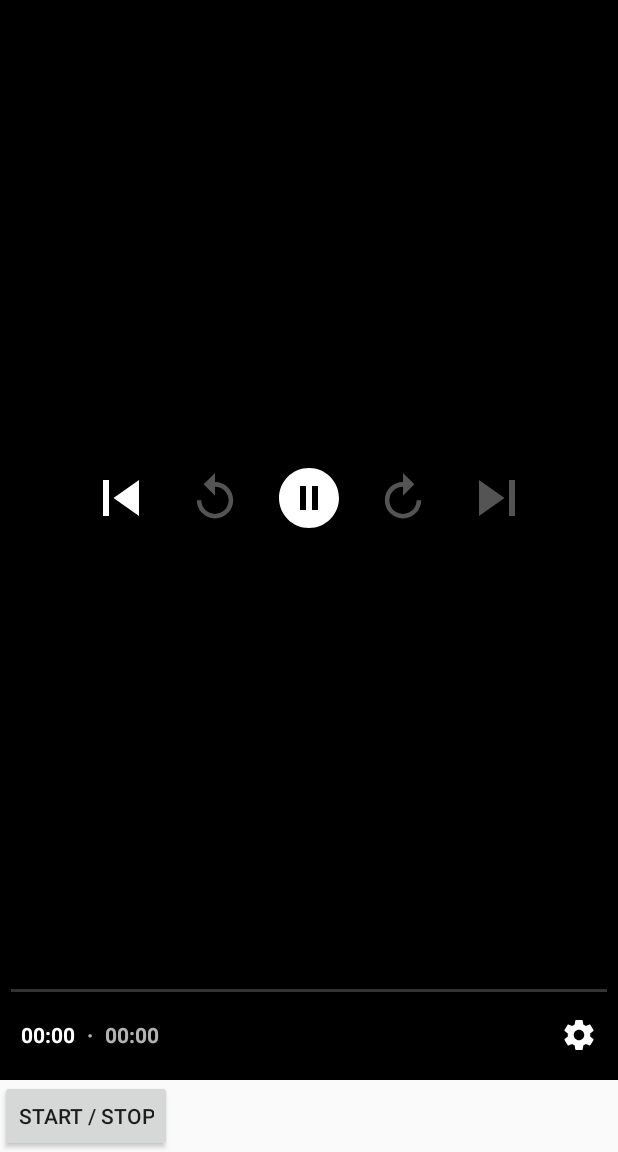
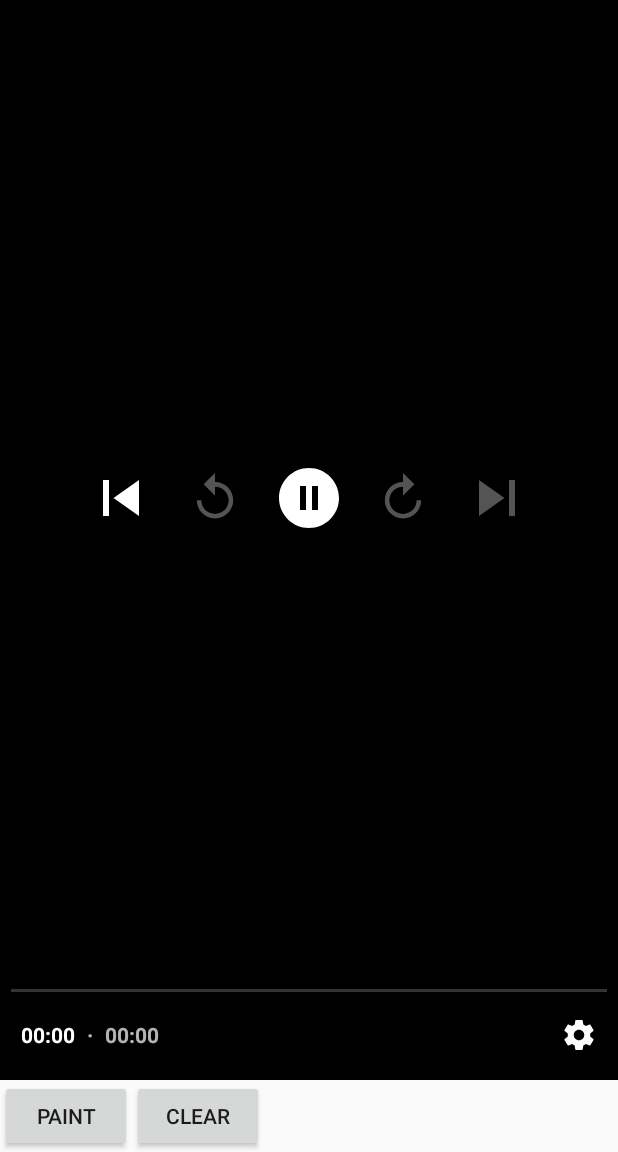
Before and after one commit to EmedStoreIT/DemoWebViewForPG, an Android app: the SignatureActivity2 screen opened directly, with no data from a screen before it, on a phone screen of 412 x 824 dp, the part 84-1236 px from its top. Run offline under Robolectric (Android 15) with nearby library versions, the phone set to English and light mode, and no system bars; our stand-ins replace data binding.

Commit message:
clear function added.

```diff
--- a/app/src/main/java/com/rum/myapplication/SignatureActivity2.kt
+++ b/app/src/main/java/com/rum/myapplication/SignatureActivity2.kt
@@ -22,6 +22,7 @@ class SignatureActivity2 : AppCompatActivity() {
     private lateinit var mContext: Context
     private lateinit var binding: ActivitySignatureBinding
 
+    private lateinit var drawingView: DrawingView
     private var isPaintEnabled = false
 
     private var player: ExoPlayer? = null
@@ -47,11 +48,20 @@ class SignatureActivity2 : AppCompatActivity() {
     }
 
     private fun setListeners() {
-        binding.btnStartStop.setOnClickListener { view ->
+        binding.btnStartStop.setOnClickListener {
             if (isPaintEnabled) {
                 hidePaint()
             } else {
                 showPaintOption()
+            }
+        }
+
+        binding.btnClear.setOnClickListener {
+            try {
+                drawingView.clear()
+                drawingView.invalidate()
+            } catch (e: java.lang.Exception) {
+                e.printStackTrace()
             }
         }
     }
@@ -85,12 +95,12 @@ class SignatureActivity2 : AppCompatActivity() {
         val mPaint = Paint()
         mPaint.isAntiAlias = true
         mPaint.isDither = true
-        mPaint.color = ContextCompat.getColor(mContext, R.color.colorOrange)
+        mPaint.color = ContextCompat.getColor(mContext, R.color.colorRed)
         mPaint.style = Paint.Style.STROKE
         mPaint.strokeJoin = Paint.Join.ROUND
         mPaint.strokeCap = Paint.Cap.ROUND
         mPaint.strokeWidth = 8f
-        val drawingView = DrawingView(mContext, mPaint)
+        drawingView= DrawingView(mContext, mPaint)
         binding.llSignatureView.addView(drawingView)
         binding.llSignatureView.invalidate()
     }
--- a/app/src/main/res/layout/activity_signature.xml
+++ b/app/src/main/res/layout/activity_signature.xml
@@ -38,12 +38,18 @@
                     android:id="@+id/btnStartStop"
                     android:layout_width="wrap_content"
                     android:layout_height="wrap_content"
-                    android:text="Start / Stop" />
+                    android:text="Paint" />
 
                 <ProgressBar
                     android:id="@+id/progressBar"
                     android:layout_width="wrap_content"
                     android:layout_height="wrap_content" />
+
+                <Button
+                    android:id="@+id/btnClear"
+                    android:layout_width="wrap_content"
+                    android:layout_height="wrap_content"
+                    android:text="Clear" />
             </TableRow>
         </LinearLayout>
     </LinearLayout>
```
